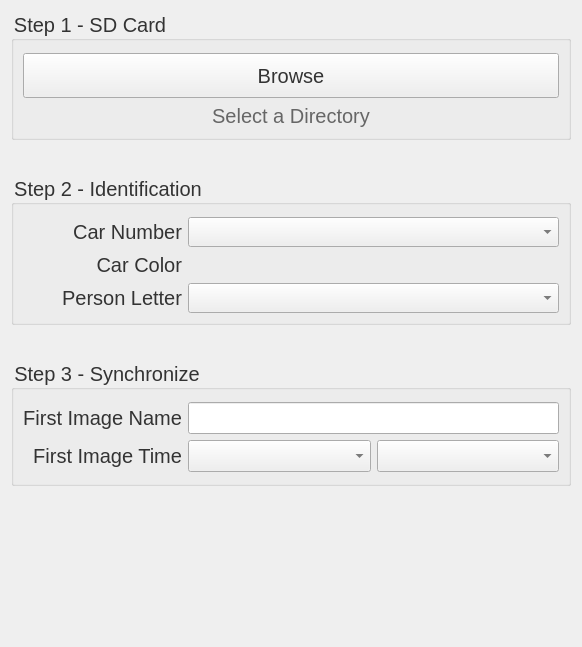
Above: widgets/ImageForm.ui from bluemellophone/gzc-client before the change. Below: the same form after it.
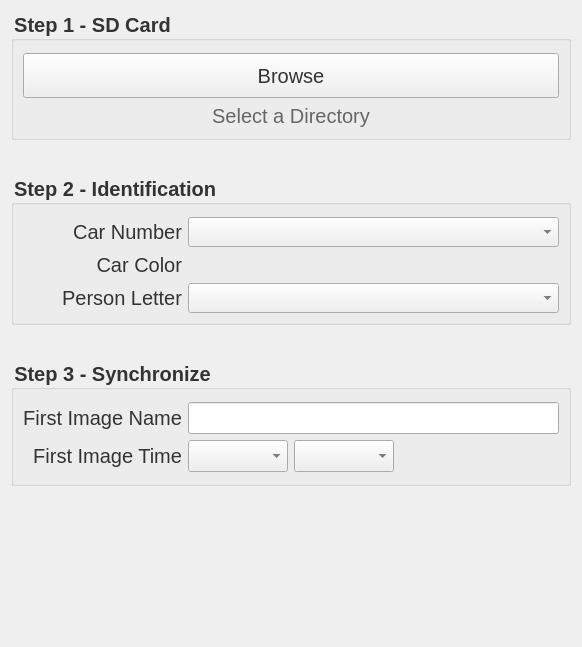
That is the form after the change.

```diff
--- a/widgets/ImageForm.ui
+++ b/widgets/ImageForm.ui
@@ -56,6 +56,8 @@
        <property name="font">
         <font>
          <pointsize>-1</pointsize>
+         <weight>75</weight>
+         <bold>true</bold>
         </font>
        </property>
        <property name="styleSheet">
@@ -157,6 +159,8 @@
        <property name="font">
         <font>
          <pointsize>-1</pointsize>
+         <weight>75</weight>
+         <bold>true</bold>
         </font>
        </property>
        <property name="styleSheet">
@@ -288,6 +292,8 @@
        <property name="font">
         <font>
          <pointsize>-1</pointsize>
+         <weight>75</weight>
+         <bold>true</bold>
         </font>
        </property>
        <property name="styleSheet">
@@ -348,10 +354,24 @@
         <item row="1" column="1">
          <layout class="QHBoxLayout" name="horizontalLayout_2">
           <item>
-           <widget class="QComboBox" name="timeHour"/>
+           <widget class="QComboBox" name="timeHour">
+            <property name="maximumSize">
+             <size>
+              <width>100</width>
+              <height>16777215</height>
+             </size>
+            </property>
+           </widget>
           </item>
           <item>
-           <widget class="QComboBox" name="timeMinute"/>
+           <widget class="QComboBox" name="timeMinute">
+            <property name="maximumSize">
+             <size>
+              <width>100</width>
+              <height>16777215</height>
+             </size>
+            </property>
+           </widget>
           </item>
          </layout>
         </item>
```
Left out of the diff: 6 changed lines with no effect on the pictures.
